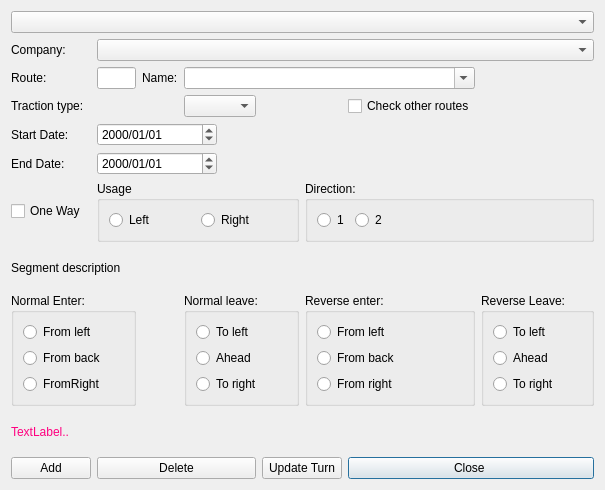
Above: mapper_app/ui/routedlg.ui from allenck/mapper before the change. Below: the same form after it.
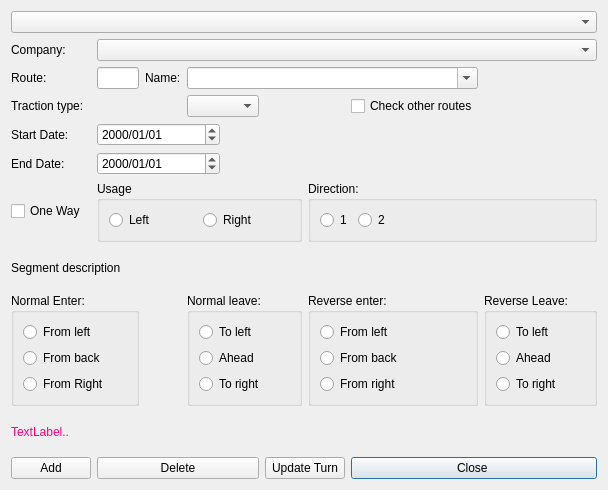
That is the form after the change. Custom widgets are drawn as their Qt base class.

Diff of the .ui file:
```diff
--- a/mapper_app/ui/routedlg.ui
+++ b/mapper_app/ui/routedlg.ui
@@ -6,7 +6,7 @@
    <rect>
     <x>0</x>
     <y>0</y>
-    <width>538</width>
+    <width>608</width>
     <height>490</height>
    </rect>
   </property>
@@ -229,7 +229,7 @@
       <item>
        <widget class="QRadioButton" name="rbNFromRight">
         <property name="text">
-         <string>FromRight</string>
+         <string>From Right</string>
         </property>
        </widget>
       </item>
```
